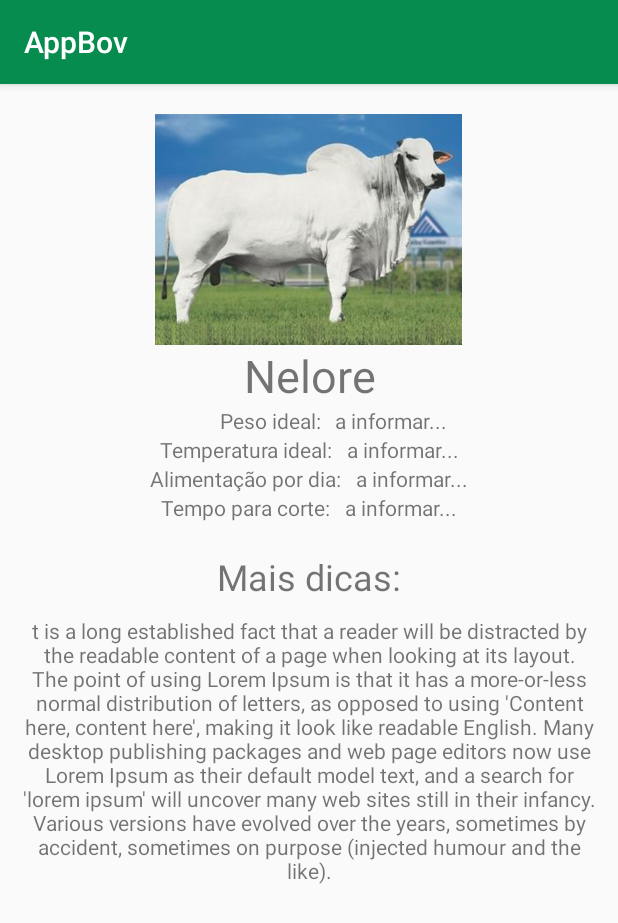
After one commit to CassianoPersil/AppBov, an Android app: the NeloreActivity screen opened directly, with no data from a screen before it, on a phone screen of 412 x 824 dp. The commit adds this screen. Shown: the top 923 px of the screen. Run offline under Robolectric (Android 15) with nearby library versions, the phone set to English and light mode, and no system bars.

Commit message:
Provisoriamente inserido textos

```diff
--- a/app/src/main/AndroidManifest.xml
+++ b/app/src/main/AndroidManifest.xml
@@ -9,10 +9,13 @@
         android:roundIcon="@mipmap/ic_launcher_round"
         android:supportsRtl="true"
         android:theme="@style/AppTheme">
+        <activity android:name=".GuzeraActivity"></activity>
+        <activity android:name=".SindiActivity" />
+        <activity android:name=".NeloreActivity" />
         <activity
             android:name=".MenudeAnimais"
             android:label="@string/title_activity_menude_animais"
-            android:theme="@style/AppTheme.NoActionBar"></activity>
+            android:theme="@style/AppTheme.NoActionBar" />
         <activity android:name=".MainActivity" />
         <activity android:name=".SplashBov">
             <intent-filter>
--- /dev/null
+++ b/app/src/main/java/com/projetos/appbov/NeloreActivity.java
@@ -0,0 +1,13 @@
+package com.projetos.appbov;
+
+import android.support.v7.app.AppCompatActivity;
+import android.os.Bundle;
+
+public class NeloreActivity extends AppCompatActivity {
+
+    @Override
+    protected void onCreate(Bundle savedInstanceState) {
+        super.onCreate(savedInstanceState);
+        setContentView(R.layout.activity_nelore);
+    }
+}
--- /dev/null
+++ b/app/src/main/res/layout/activity_nelore.xml
@@ -0,0 +1,151 @@
+<?xml version="1.0" encoding="utf-8"?>
+<android.support.constraint.ConstraintLayout xmlns:android="http://schemas.android.com/apk/res/android"
+    xmlns:app="http://schemas.android.com/apk/res-auto"
+    xmlns:tools="http://schemas.android.com/tools"
+    android:layout_width="match_parent"
+    android:layout_height="match_parent"
+    tools:context=".NeloreActivity">
+
+    <LinearLayout
+        android:layout_width="match_parent"
+        android:layout_height="match_parent"
+        android:orientation="horizontal"
+        app:layout_constraintBottom_toBottomOf="parent"
+        app:layout_constraintEnd_toEndOf="parent"
+        app:layout_constraintStart_toStartOf="parent"
+        app:layout_constraintTop_toTopOf="parent">
+
+        <LinearLayout
+            android:layout_width="match_parent"
+            android:layout_height="match_parent"
+            android:layout_weight="1"
+            android:orientation="vertical">
+
+            <ImageView
+                android:id="@+id/imageView2"
+                android:layout_width="278dp"
+                android:layout_height="154dp"
+                android:layout_gravity="center_horizontal"
+                android:layout_marginTop="20dp"
+                app:srcCompat="@drawable/nelore" />
+
+            <TextView
+                android:id="@+id/textView2"
+                android:layout_width="match_parent"
+                android:layout_height="wrap_content"
+                android:gravity="center_horizontal"
+                android:text="Nelore"
+                android:textSize="30sp" />
+
+            <LinearLayout
+                android:layout_width="match_parent"
+                android:layout_height="wrap_content"
+                android:orientation="horizontal">
+
+                <TextView
+                    android:id="@+id/textView5"
+                    android:layout_width="100dp"
+                    android:layout_height="wrap_content"
+                    android:layout_weight="1"
+                    android:gravity="right"
+                    android:text="Peso ideal:" />
+
+                <TextView
+                    android:id="@+id/textView6"
+                    android:layout_width="wrap_content"
+                    android:layout_height="wrap_content"
+                    android:layout_weight="1"
+                    android:paddingLeft="10dp"
+                    android:text="a informar..." />
+            </LinearLayout>
+
+            <LinearLayout
+                android:layout_width="match_parent"
+                android:layout_height="wrap_content"
+                android:orientation="horizontal">
+
+                <TextView
+                    android:id="@+id/textView9"
+                    android:layout_width="wrap_content"
+                    android:layout_height="wrap_content"
+                    android:layout_weight="1"
+                    android:gravity="right"
+                    android:text="Temperatura ideal:" />
+
+                <TextView
+                    android:id="@+id/textView10"
+                    android:layout_width="wrap_content"
+                    android:layout_height="wrap_content"
+                    android:layout_weight="1"
+                    android:paddingLeft="10dp"
+                    android:text="a informar..." />
+            </LinearLayout>
+
+            <LinearLayout
+                android:layout_width="match_parent"
+                android:layout_height="wrap_content"
+                android:orientation="horizontal">
+
+                <TextView
+                    android:id="@+id/textView11"
+                    android:layout_width="wrap_content"
+                    android:layout_height="wrap_content"
+                    android:layout_weight="1"
+                    android:gravity="right"
+                    android:text="Alimentação por dia:" />
+
+                <TextView
+                    android:id="@+id/textView12"
+                    android:layout_width="wrap_content"
+                    android:layout_height="wrap_content"
+                    android:layout_weight="1"
+                    android:paddingLeft="10dp"
+                    android:text="a informar..." />
+            </LinearLayout>
+
+            <LinearLayout
+                android:layout_width="match_parent"
+                android:layout_height="wrap_content"
+                android:gravity="right"
+                android:orientation="horizontal">
+
+                <TextView
+                    android:id="@+id/textView13"
+                    android:layout_width="wrap_content"
+                    android:layout_height="wrap_content"
+                    android:layout_weight="1"
+                    android:gravity="right"
+                    android:text="Tempo para corte:" />
+
+                <TextView
+                    android:id="@+id/textView14"
+                    android:layout_width="wrap_content"
+                    android:layout_height="wrap_content"
+                    android:layout_weight="1"
+                    android:paddingLeft="10dp"
+                    android:text="a informar..." />
+            </LinearLayout>
+
+            <TextView
+                android:id="@+id/textView16"
+                android:layout_width="match_parent"
+                android:layout_height="wrap_content"
+                android:gravity="center_horizontal"
+                android:paddingTop="20dp"
+                android:text="Mais dicas:"
+                android:textSize="24sp" />
+
+            <TextView
+                android:id="@+id/text"
+                android:layout_width="match_parent"
+                android:layout_height="wrap_content"
+                android:layout_marginLeft="10dp"
+                android:layout_marginRight="10dp"
+                android:gravity="center_horizontal"
+                android:paddingTop="10dp"
+                android:text="t is a long established fact that a reader will be distracted by the readable content of a page when looking at its layout. The point of using Lorem Ipsum is that it has a more-or-less normal distribution of letters, as opposed to using 'Content here, content here', making it look like readable English. Many desktop publishing packages and web page editors now use Lorem Ipsum as their default model text, and a search for 'lorem ipsum' will uncover many web sites still in their infancy. Various versions have evolved over the years, sometimes by accident, sometimes on purpose (injected humour and the like)." />
+
+        </LinearLayout>
+
+    </LinearLayout>
+</android.support.constraint.ConstraintLayout>
```
Also changed, not shown: app/src/main/java/com/projetos/appbov/GuzeraActivity.java (added, +13 -0 lines), app/src/main/java/com/projetos/appbov/Login.java (added, +13 -0 lines), app/src/main/java/com/projetos/appbov/MenudeAnimais.java (+10 -12 lines), app/src/main/java/com/projetos/appbov/SindiActivity.java (added, +13 -0 lines), app/src/main/res/layout/activity_guzera.xml (added, +150 -0 lines), app/src/main/res/layout/activity_sindi.xml (added, +151 -0 lines), app/src/main/res/layout/content_menude_animais.xml (+14 -15 lines), app/src/main/res/menu/activity_menude_animais_drawer.xml (+6 -14 lines), app/src/main/res/drawable-v21/guzera.jpeg (added), app/src/main/res/drawable-v21/nelore.jpeg (added), app/src/main/res/drawable-v21/sindi.jpeg (added).
